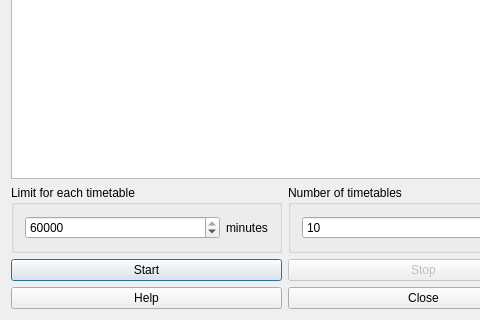
First picture: the form in fet/src/interface/timetablegeneratemultipleform_template.ui, repository vonmecheln/fet, before the edit; both pictures show x 0 to 480 and y 210 to 530 of the 570 by 530 pixel window.
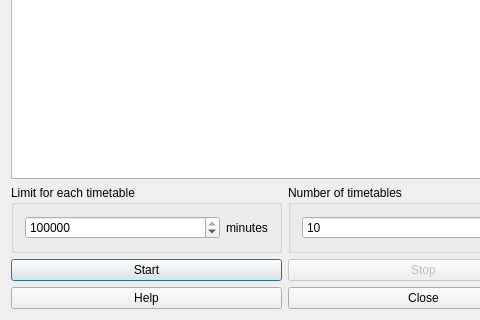
Second picture: the form after the edit.

The edit to the form file:
```diff
--- a/fet/src/interface/timetablegeneratemultipleform_template.ui
+++ b/fet/src/interface/timetablegeneratemultipleform_template.ui
@@ -45,10 +45,10 @@
            <number>1</number>
           </property>
           <property name="maximum">
-           <number>60000</number>
+           <number>600000</number>
           </property>
           <property name="value">
-           <number>60000</number>
+           <number>600000</number>
           </property>
          </widget>
         </item>
```
